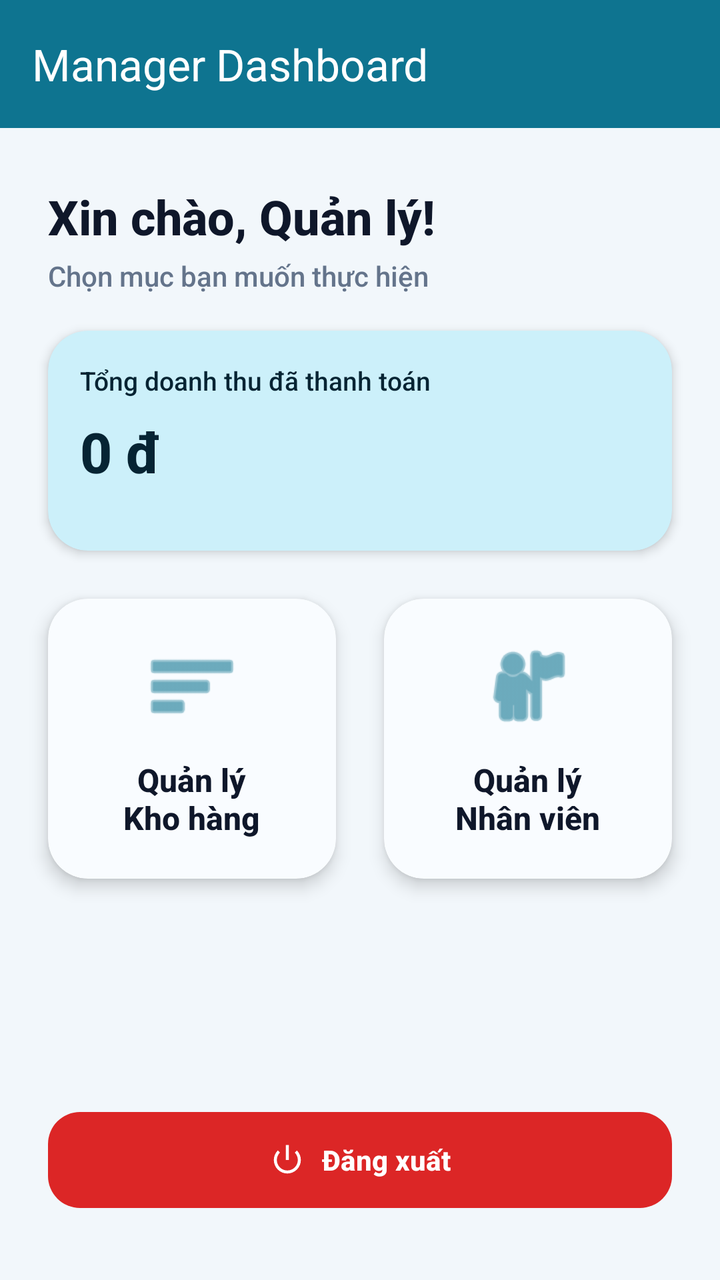
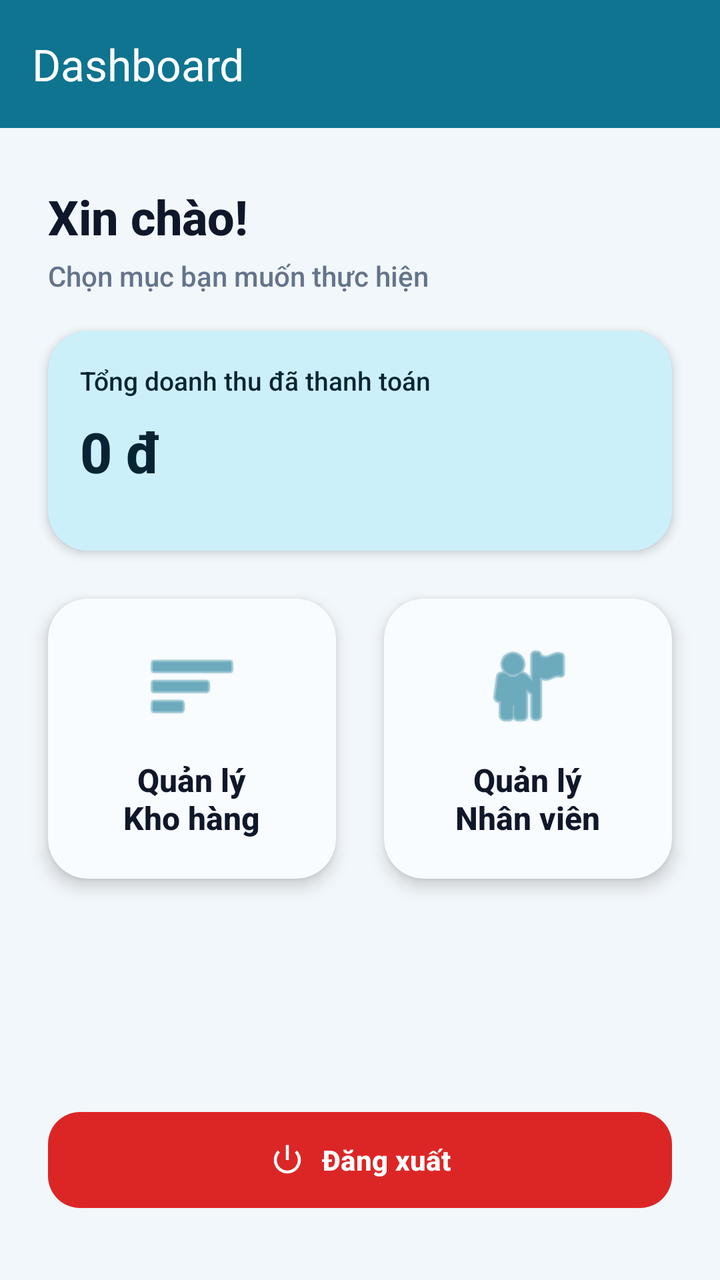

The first picture is an Android layout as it rendered before a commit; the second is the same layout after the commit. The layout source and the unified diff follow.
<!-- AndroidManifest.xml: application theme Theme.InvSmart -->
<!-- res/layout/fragment_manager_dashboard.xml -->
<?xml version="1.0" encoding="utf-8"?>
<androidx.constraintlayout.widget.ConstraintLayout xmlns:android="http://schemas.android.com/apk/res/android"
    xmlns:app="http://schemas.android.com/apk/res-auto"
    xmlns:tools="http://schemas.android.com/tools"
    android:layout_width="match_parent"
    android:layout_height="match_parent"
    android:background="@color/md_theme_light_background"
    tools:context=".ui.view.ManagerDashboardFragment">

    <com.google.android.material.appbar.AppBarLayout
        android:id="@+id/appBarLayout"
        android:layout_width="match_parent"
        android:layout_height="wrap_content"
        app:elevation="0dp"
        app:layout_constraintTop_toTopOf="parent">

        <androidx.appcompat.widget.Toolbar
            android:id="@+id/toolbar"
            android:layout_width="match_parent"
            android:layout_height="?attr/actionBarSize"
            android:background="?attr/colorPrimary"
            android:paddingStart="8dp"
            app:title="Manager Dashboard"
            app:titleTextColor="@android:color/white" />
    </com.google.android.material.appbar.AppBarLayout>

    <TextView
        android:id="@+id/tvWelcome"
        android:layout_width="wrap_content"
        android:layout_height="wrap_content"
        android:layout_marginStart="24dp"
        android:layout_marginTop="28dp"
        android:text="Xin chào, Quản lý!"
        android:textColor="?attr/colorOnSurface"
        android:textSize="24sp"
        android:textStyle="bold"
        app:layout_constraintStart_toStartOf="parent"
        app:layout_constraintTop_toBottomOf="@id/appBarLayout" />

    <TextView
        android:id="@+id/tvSubtitle"
        android:layout_width="wrap_content"
        android:layout_height="wrap_content"
        android:layout_marginStart="24dp"
        android:layout_marginTop="4dp"
        android:text="Chọn mục bạn muốn thực hiện"
        android:textColor="@color/brand_text_muted"
        android:textSize="14sp"
        app:layout_constraintStart_toStartOf="parent"
        app:layout_constraintTop_toBottomOf="@id/tvWelcome" />

    <com.google.android.material.card.MaterialCardView
        android:id="@+id/cardRevenue"
        android:layout_width="0dp"
        android:layout_height="110dp"
        android:layout_marginStart="24dp"
        android:layout_marginTop="18dp"
        android:layout_marginEnd="24dp"
        app:cardBackgroundColor="@color/md_theme_light_primaryContainer"
        app:cardCornerRadius="20dp"
        app:layout_constraintEnd_toEndOf="parent"
        app:layout_constraintStart_toStartOf="parent"
        app:layout_constraintTop_toBottomOf="@id/tvSubtitle">

        <LinearLayout
            android:layout_width="match_parent"
            android:layout_height="match_parent"
            android:orientation="vertical"
            android:padding="16dp">

            <TextView
                android:layout_width="wrap_content"
                android:layout_height="wrap_content"
                android:text="Tổng doanh thu đã thanh toán"
                android:textColor="@color/md_theme_light_onPrimaryContainer"
                android:textSize="13sp" />

            <TextView
                android:id="@+id/tvRevenue"
                android:layout_width="wrap_content"
                android:layout_height="wrap_content"
                android:layout_marginTop="8dp"
                android:text="0 đ"
                android:textColor="@color/md_theme_light_onPrimaryContainer"
                android:textSize="28sp"
                android:textStyle="bold" />
        </LinearLayout>
    </com.google.android.material.card.MaterialCardView>

    <com.google.android.material.card.MaterialCardView
        android:id="@+id/cardInventory"
        android:layout_width="0dp"
        android:layout_height="140dp"
        android:layout_marginStart="24dp"
        android:layout_marginTop="24dp"
        android:layout_marginEnd="12dp"
        app:cardBackgroundColor="@color/brand_surface_tint"
        app:cardCornerRadius="20dp"
        app:cardElevation="5dp"
        app:layout_constraintEnd_toStartOf="@+id/cardStaff"
        app:layout_constraintHorizontal_bias="0.5"
        app:layout_constraintStart_toStartOf="parent"
        app:layout_constraintTop_toBottomOf="@id/cardRevenue">

        <LinearLayout
            android:layout_width="match_parent"
            android:layout_height="match_parent"
            android:gravity="center"
            android:orientation="vertical"
            android:background="?attr/selectableItemBackground">

            <ImageView
                android:layout_width="48dp"
                android:layout_height="48dp"
                app:tint="?attr/colorPrimary"
                android:src="@android:drawable/ic_menu_sort_by_size" />

            <TextView
                android:layout_width="wrap_content"
                android:layout_height="wrap_content"
                android:layout_marginTop="12dp"
                android:gravity="center"
                android:text="Quản lý\nKho hàng"
                android:textColor="?attr/colorOnSurface"
                android:textSize="16sp"
                android:textStyle="bold" />
        </LinearLayout>

    </com.google.android.material.card.MaterialCardView>

    <com.google.android.material.card.MaterialCardView
        android:id="@+id/cardStaff"
        android:layout_width="0dp"
        android:layout_height="140dp"
        android:layout_marginStart="12dp"
        android:layout_marginEnd="24dp"
        app:cardBackgroundColor="@color/brand_surface_tint"
        app:cardCornerRadius="20dp"
        app:cardElevation="5dp"
        app:layout_constraintBottom_toBottomOf="@+id/cardInventory"
        app:layout_constraintEnd_toEndOf="parent"
        app:layout_constraintHorizontal_bias="0.5"
        app:layout_constraintStart_toEndOf="@+id/cardInventory"
        app:layout_constraintTop_toTopOf="@+id/cardInventory">

        <LinearLayout
            android:layout_width="match_parent"
            android:layout_height="match_parent"
            android:gravity="center"
            android:orientation="vertical"
            android:background="?attr/selectableItemBackground">

            <ImageView
                android:layout_width="48dp"
                android:layout_height="48dp"
                app:tint="?attr/colorPrimary"
                android:src="@android:drawable/ic_menu_myplaces" />

            <TextView
                android:layout_width="wrap_content"
                android:layout_height="wrap_content"
                android:layout_marginTop="12dp"
                android:gravity="center"
                android:text="Quản lý\nNhân viên"
                android:textColor="?attr/colorOnSurface"
                android:textSize="16sp"
                android:textStyle="bold" />
        </LinearLayout>

    </com.google.android.material.card.MaterialCardView>

    <com.google.android.material.button.MaterialButton
        android:id="@+id/btnLogout"
        android:layout_width="match_parent"
        android:layout_height="56dp"
        android:layout_marginHorizontal="24dp"
        android:layout_marginBottom="32dp"
        android:text="Đăng xuất"
        android:textStyle="bold"
        app:backgroundTint="@color/brand_danger"
        app:icon="@android:drawable/ic_lock_power_off"
        app:iconGravity="textStart"
        app:cornerRadius="16dp"
        app:layout_constraintBottom_toBottomOf="parent"
        app:layout_constraintEnd_toEndOf="parent"
        app:layout_constraintStart_toStartOf="parent" />

</androidx.constraintlayout.widget.ConstraintLayout>
<!-- resources referenced by this layout -->
<resources>
  <color name="brand_danger">#DC2626</color>
  <color name="brand_surface_tint">#F9FCFF</color>
  <color name="brand_text_muted">#64748B</color>
  <color name="md_theme_light_background">#F2F7FB</color>
  <color name="md_theme_light_onPrimaryContainer">#062433</color>
  <color name="md_theme_light_primaryContainer">#CCF0FA</color>
  <style name="Theme.InvSmart" parent="Base.Theme.InvSmart" />
  <style name="Base.Theme.InvSmart" parent="Theme.Material3.DayNight.NoActionBar">
          <item name="colorPrimary">@color/md_theme_light_primary</item>
          <item name="colorOnPrimary">@color/md_theme_light_onPrimary</item>
          <item name="colorPrimaryContainer">@color/md_theme_light_primaryContainer</item>
          <item name="colorOnPrimaryContainer">@color/md_theme_light_onPrimaryContainer</item>
          <item name="colorSecondary">@color/md_theme_light_secondary</item>
          <item name="colorOnSecondary">@color/md_theme_light_onSecondary</item>
          <item name="colorSurface">@color/md_theme_light_surface</item>
          <item name="colorOnSurface">@color/md_theme_light_onSurface</item>
          <item name="colorSurfaceVariant">@color/md_theme_light_surfaceVariant</item>
          <item name="colorOutline">@color/md_theme_light_outline</item>
          <item name="colorOnBackground">@color/md_theme_light_onBackground</item>
          <item name="colorError">@color/md_theme_light_error</item>
          <item name="colorOnError">@color/md_theme_light_onError</item>
          <item name="android:colorBackground">@color/md_theme_light_background</item>
  
          <item name="toolbarStyle">@style/Widget.InvSmart.Toolbar</item>
          <item name="materialButtonStyle">@style/Widget.InvSmart.Button.Primary</item>
          <item name="textInputStyle">@style/Widget.InvSmart.InputLayout</item>
          <item name="materialCardViewStyle">@style/Widget.InvSmart.Card</item>
  
          <item name="android:fontFamily">sans-serif-medium</item>
          <item name="android:statusBarColor">@android:color/transparent</item>
          <item name="android:windowLightStatusBar">true</item>
      </style>
  <color name="md_theme_light_primary">#0E7490</color>
  <color name="md_theme_light_onPrimary">#FFFFFF</color>
  <color name="md_theme_light_secondary">#0F766E</color>
  <color name="md_theme_light_onSecondary">#FFFFFF</color>
  <color name="md_theme_light_surface">#FFFFFF</color>
  <color name="md_theme_light_onSurface">#0F172A</color>
  <color name="md_theme_light_surfaceVariant">#E3EDF7</color>
  <color name="md_theme_light_outline">#A8B4C3</color>
  <color name="md_theme_light_onBackground">#111827</color>
  <color name="md_theme_light_error">#D12F2F</color>
  <color name="md_theme_light_onError">#FFFFFF</color>
  <style name="Widget.InvSmart.Toolbar" parent="Widget.Material3.Toolbar">
          <item name="android:background">@color/md_theme_light_primary</item>
          <item name="titleTextColor">@color/md_theme_light_onPrimary</item>
          <item name="subtitleTextColor">@color/md_theme_light_onPrimary</item>
      </style>
  <style name="Widget.InvSmart.Button.Primary" parent="Widget.Material3.Button">
          <item name="cornerRadius">16dp</item>
          <item name="android:textAllCaps">false</item>
          <item name="android:minHeight">52dp</item>
      </style>
  <style name="Widget.InvSmart.InputLayout" parent="Widget.Material3.TextInputLayout.OutlinedBox.Dense">
          <item name="boxCornerRadiusTopStart">16dp</item>
          <item name="boxCornerRadiusTopEnd">16dp</item>
          <item name="boxCornerRadiusBottomStart">16dp</item>
          <item name="boxCornerRadiusBottomEnd">16dp</item>
      </style>
  <style name="Widget.InvSmart.Card" parent="Widget.Material3.CardView.Elevated">
          <item name="cardCornerRadius">18dp</item>
          <item name="cardElevation">3dp</item>
      </style>
</resources>

<!-- the commit's change to res/layout/fragment_manager_dashboard.xml (unified diff, before → after) -->
@@ -20,7 +20,7 @@
             android:layout_height="?attr/actionBarSize"
             android:background="?attr/colorPrimary"
             android:paddingStart="8dp"
-            app:title="Manager Dashboard"
+            app:title="Dashboard"
             app:titleTextColor="@android:color/white" />
     </com.google.android.material.appbar.AppBarLayout>
 
@@ -30,7 +30,7 @@
         android:layout_height="wrap_content"
         android:layout_marginStart="24dp"
         android:layout_marginTop="28dp"
-        android:text="Xin chào, Quản lý!"
+        android:text="Xin chào!"
         android:textColor="?attr/colorOnSurface"
         android:textSize="24sp"
         android:textStyle="bold"
